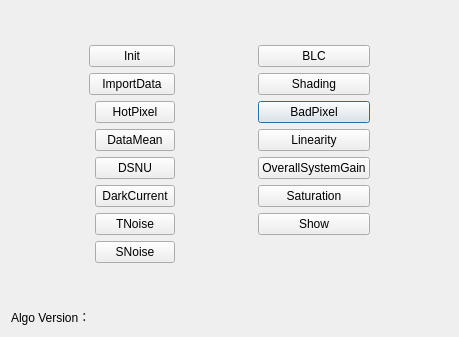
First picture: the form in AlgorithmTest/DialogAPSFunction.ui, repository yixin1851/algorithm_HVS, before the edit.
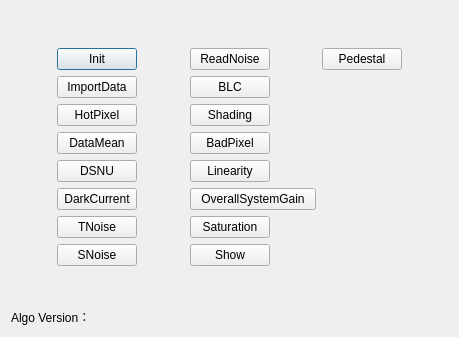
Second picture: the form after the edit.

What changed in the file:
```diff
--- a/AlgorithmTest/DialogAPSFunction.ui
+++ b/AlgorithmTest/DialogAPSFunction.ui
@@ -20,33 +20,18 @@
    <bool>false</bool>
   </property>
   <layout class="QGridLayout" name="gridLayout">
-   <item row="3" column="4">
-    <widget class="QPushButton" name="pushButtonBadPixel">
-     <property name="text">
-      <string>BadPixel</string>
+   <item row="0" column="2">
+    <spacer name="verticalSpacer_3">
+     <property name="orientation">
+      <enum>Qt::Vertical</enum>
      </property>
-    </widget>
-   </item>
-   <item row="2" column="4">
-    <widget class="QPushButton" name="pushButtonShading">
-     <property name="text">
-      <string>Shading</string>
+     <property name="sizeHint" stdset="0">
+      <size>
+       <width>20</width>
+       <height>52</height>
+      </size>
      </property>
-    </widget>
-   </item>
-   <item row="7" column="4">
-    <widget class="QPushButton" name="pushButtonShow">
-     <property name="text">
-      <string>Show</string>
-     </property>
-    </widget>
-   </item>
-   <item row="4" column="4">
-    <widget class="QPushButton" name="pushButtonLinearity">
-     <property name="text">
-      <string>Linearity</string>
-     </property>
-    </widget>
+    </spacer>
    </item>
    <item row="1" column="0">
     <spacer name="horizontalSpacer_3">
@@ -61,129 +46,34 @@
      </property>
     </spacer>
    </item>
-   <item row="8" column="2">
-    <widget class="QPushButton" name="pushButtonSNoise">
-     <property name="text">
-      <string>SNoise</string>
-     </property>
-    </widget>
-   </item>
-   <item row="9" column="2">
-    <spacer name="verticalSpacer">
-     <property name="orientation">
-      <enum>Qt::Vertical</enum>
-     </property>
-     <property name="sizeHint" stdset="0">
-      <size>
-       <width>20</width>
-       <height>51</height>
-      </size>
-     </property>
-    </spacer>
-   </item>
-   <item row="4" column="2">
-    <widget class="QPushButton" name="pushButtonDataMean">
-     <property name="text">
-      <string>DataMean</string>
-     </property>
-    </widget>
-   </item>
-   <item row="0" column="3">
-    <spacer name="verticalSpacer_3">
-     <property name="orientation">
-      <enum>Qt::Vertical</enum>
-     </property>
-     <property name="sizeHint" stdset="0">
-      <size>
-       <width>20</width>
-       <height>52</height>
-      </size>
-     </property>
-    </spacer>
-   </item>
-   <item row="7" column="2">
-    <widget class="QPushButton" name="pushButtonTNoise">
-     <property name="text">
-      <string>TNoise</string>
-     </property>
-    </widget>
-   </item>
-   <item row="6" column="2">
-    <widget class="QPushButton" name="pushButtonDarkCurrent">
-     <property name="text">
-      <string>DarkCurrent</string>
-     </property>
-    </widget>
-   </item>
-   <item row="3" column="2">
-    <widget class="QPushButton" name="pushButtonHotPixel">
-     <property name="text">
-      <string>HotPixel</string>
-     </property>
-    </widget>
-   </item>
-   <item row="8" column="4" rowspan="2">
-    <spacer name="verticalSpacer_2">
-     <property name="orientation">
-      <enum>Qt::Vertical</enum>
-     </property>
-     <property name="sizeHint" stdset="0">
-      <size>
-       <width>20</width>
-       <height>51</height>
-      </size>
-     </property>
-    </spacer>
-   </item>
-   <item row="1" column="3">
-    <spacer name="horizontalSpacer">
-     <property name="orientation">
-      <enum>Qt::Horizontal</enum>
-     </property>
-     <property name="sizeHint" stdset="0">
-      <size>
-       <width>26</width>
-       <height>20</height>
-      </size>
-     </property>
-    </spacer>
-   </item>
-   <item row="1" column="1" colspan="2">
+   <item row="1" column="1">
     <widget class="QPushButton" name="pushButtonInit">
      <property name="text">
       <string>Init</string>
      </property>
     </widget>
    </item>
-   <item row="6" column="4">
-    <widget class="QPushButton" name="pushButtonSaturation">
-     <property name="text">
-      <string>Saturation</string>
+   <item row="1" column="2">
+    <spacer name="horizontalSpacer">
+     <property name="orientation">
+      <enum>Qt::Horizontal</enum>
      </property>
-    </widget>
-   </item>
-   <item row="2" column="1" colspan="2">
-    <widget class="QPushButton" name="pushButtonImportData">
-     <property name="text">
-      <string>ImportData</string>
+     <property name="sizeHint" stdset="0">
+      <size>
+       <width>26</width>
+       <height>20</height>
+      </size>
      </property>
-    </widget>
+    </spacer>
    </item>
-   <item row="5" column="4">
-    <widget class="QPushButton" name="pushButtonOverallSystemGain">
+   <item row="1" column="3">
+    <widget class="QPushButton" name="pushButtonReadNoise">
      <property name="text">
-      <string>OverallSystemGain</string>
+      <string>ReadNoise</string>
      </property>
     </widget>
    </item>
-   <item row="5" column="2">
-    <widget class="QPushButton" name="pushButtonDSNU">
-     <property name="text">
-      <string>DSNU</string>
-     </property>
-    </widget>
-   </item>
-   <item row="1" column="5">
+   <item row="1" column="4">
     <spacer name="horizontalSpacer_2">
      <property name="orientation">
       <enum>Qt::Horizontal</enum>
@@ -196,14 +86,151 @@
      </property>
     </spacer>
    </item>
-   <item row="1" column="4">
+   <item row="1" column="5">
+    <widget class="QPushButton" name="pushButtonPedestal">
+     <property name="text">
+      <string>Pedestal</string>
+     </property>
+    </widget>
+   </item>
+   <item row="1" column="6">
+    <spacer name="horizontalSpacer_4">
+     <property name="orientation">
+      <enum>Qt::Horizontal</enum>
+     </property>
+     <property name="sizeHint" stdset="0">
+      <size>
+       <width>39</width>
+       <height>20</height>
+      </size>
+     </property>
+    </spacer>
+   </item>
+   <item row="2" column="1">
+    <widget class="QPushButton" name="pushButtonImportData">
+     <property name="text">
+      <string>ImportData</string>
+     </property>
+    </widget>
+   </item>
+   <item row="2" column="3">
     <widget class="QPushButton" name="pushButtonBLC">
      <property name="text">
       <string>BLC</string>
      </property>
     </widget>
    </item>
-   <item row="10" column="0" colspan="6">
+   <item row="3" column="1">
+    <widget class="QPushButton" name="pushButtonHotPixel">
+     <property name="text">
+      <string>HotPixel</string>
+     </property>
+    </widget>
+   </item>
+   <item row="3" column="3">
+    <widget class="QPushButton" name="pushButtonShading">
+     <property name="text">
+      <string>Shading</string>
+     </property>
+    </widget>
+   </item>
+   <item row="4" column="1">
+    <widget class="QPushButton" name="pushButtonDataMean">
+     <property name="text">
+      <string>DataMean</string>
+     </property>
+    </widget>
+   </item>
+   <item row="4" column="3">
+    <widget class="QPushButton" name="pushButtonBadPixel">
+     <property name="text">
+      <string>BadPixel</string>
+     </property>
+    </widget>
+   </item>
+   <item row="5" column="1">
+    <widget class="QPushButton" name="pushButtonDSNU">
+     <property name="text">
+      <string>DSNU</string>
+     </property>
+    </widget>
+   </item>
+   <item row="5" column="3">
+    <widget class="QPushButton" name="pushButtonLinearity">
+     <property name="text">
+      <string>Linearity</string>
+     </property>
+    </widget>
+   </item>
+   <item row="6" column="1">
+    <widget class="QPushButton" name="pushButtonDarkCurrent">
+     <property name="text">
+      <string>DarkCurrent</string>
+     </property>
+    </widget>
+   </item>
+   <item row="6" column="3" colspan="2">
+    <widget class="QPushButton" name="pushButtonOverallSystemGain">
+     <property name="text">
+      <string>OverallSystemGain</string>
+     </property>
+    </widget>
+   </item>
+   <item row="7" column="1">
+    <widget class="QPushButton" name="pushButtonTNoise">
+     <property name="text">
+      <string>TNoise</string>
+     </property>
+    </widget>
+   </item>
+   <item row="7" column="3">
+    <widget class="QPushButton" name="pushButtonSaturation">
+     <property name="text">
+      <string>Saturation</string>
+     </property>
+    </widget>
+   </item>
+   <item row="8" column="1">
+    <widget class="QPushButton" name="pushButtonSNoise">
+     <property name="text">
+      <string>SNoise</string>
+     </property>
+    </widget>
+   </item>
+   <item row="8" column="3">
+    <widget class="QPushButton" name="pushButtonShow">
+     <property name="text">
+      <string>Show</string>
+     </property>
+    </widget>
+   </item>
+   <item row="9" column="1">
+    <spacer name="verticalSpacer">
+     <property name="orientation">
+      <enum>Qt::Vertical</enum>
+     </property>
+     <property name="sizeHint" stdset="0">
+      <size>
+       <width>20</width>
+       <height>51</height>
+      </size>
+     </property>
+    </spacer>
+   </item>
+   <item row="9" column="3">
+    <spacer name="verticalSpacer_2">
+     <property name="orientation">
+      <enum>Qt::Vertical</enum>
+     </property>
+     <property name="sizeHint" stdset="0">
+      <size>
+       <width>20</width>
+       <height>51</height>
+      </size>
+     </property>
+    </spacer>
+   </item>
+   <item row="10" column="0" colspan="7">
     <widget class="QLabel" name="labelVersion">
      <property name="text">
       <string>Algo Version：</string>
```
